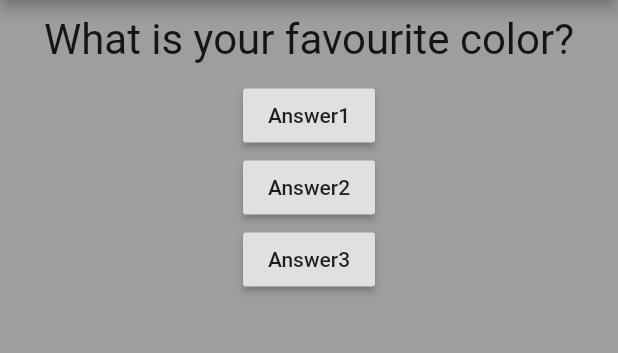
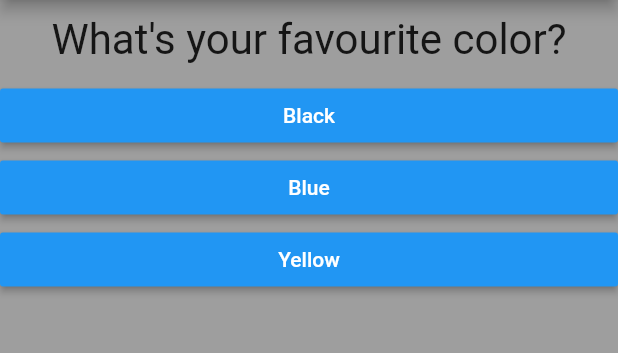
Before and after one commit to jedrzejkardach/quizz_app, a Flutter app: the screen it shows after launch, on a phone screen of 412 x 824 dp, the part 84-437 px from its top. Run offline on Flutter 3.47's test engine with Material 2 defaults, Android fonts, the phone set to English and light mode, and no system bars.

```diff
--- /dev/null
+++ b/lib/answer.dart
@@ -0,0 +1,21 @@
+import 'package:flutter/material.dart';
+
+class Answer extends StatelessWidget {
+  final Function selectHandler;
+  final String answerText;
+
+  Answer(this.selectHandler, this.answerText);
+
+  @override
+  Widget build(BuildContext context) {
+    return Container(
+      width: double.infinity,
+      child: RaisedButton(
+        child: Text(answerText),
+        textColor: Colors.white,
+        onPressed: selectHandler,
+        color: Colors.blue,
+      ),
+    );
+  }
+}
--- a/lib/main.dart
+++ b/lib/main.dart
@@ -1,6 +1,7 @@
 import 'package:flutter/material.dart';
 
-import './question.dart';
+import 'quiz.dart';
+import 'result.dart';
 
 void main() {
   runApp(MyApp());
@@ -16,8 +17,28 @@ class MyApp extends StatefulWidget {
 class _MyAppState extends State {
   var _questionIndex = 0;
 
+  final _questions = const [
+    {
+      'questionText': 'What\'s your favourite color?',
+      'answers': ['Black', 'Blue', 'Yellow']
+    },
+    {
+      'questionText': 'What\'s your favourite animal?',
+      'answers': ['Horse', 'Rabbit', 'Dog']
+    },
+    {
+      'questionText': 'What\'s your favourite car?',
+      'answers': ['Hyundai', 'Skoda', 'Dacia', 'Mercedes']
+    },
+  ];
+
   void _questionAnswered() {
     setState(() {
+      if (_questions.length < _questionIndex) {
+        print('we have no more questions');
+      } else {
+        print('next question');
+      }
       _questionIndex = _questionIndex + 1;
     });
     print(_questionIndex);
@@ -25,10 +46,6 @@ class _MyAppState extends State {
 
   @override
   Widget build(BuildContext context) {
-    var questions = [
-      'What is your favourite color?',
-      'What is your favourite animal?'
-    ];
     return MaterialApp(
       home: Scaffold(
         appBar: AppBar(
@@ -36,23 +53,12 @@ class _MyAppState extends State {
           title: Text('My title'),
         ),
         backgroundColor: Colors.grey,
-        body: Column(
-          children: [
-            Question(questions[_questionIndex % questions.length]),
-            RaisedButton(
-              child: Text('Answer1'),
-              onPressed: _questionAnswered,
-            ),
-            RaisedButton(
-              child: Text('Answer2'),
-              onPressed: _questionAnswered,
-            ),
-            RaisedButton(
-              child: Text('Answer3'),
-              onPressed: _questionAnswered,
-            ),
-          ],
-        ),
+        body: _questionIndex < _questions.length
+            ? Quiz(
+                answerQuestion: _questionAnswered,
+                questions: _questions,
+                questionIndex: _questionIndex)
+            : Result(),
       ),
     );
   }
--- /dev/null
+++ b/lib/quiz.dart
@@ -0,0 +1,28 @@
+import 'package:flutter/material.dart';
+import 'answer.dart';
+import 'question.dart';
+
+class Quiz extends StatelessWidget {
+  final Function answerQuestion;
+  final List<Map<String, Object>> questions;
+  final int questionIndex;
+
+  Quiz(
+      {@required this.answerQuestion,
+      @required this.questions,
+      @required this.questionIndex});
+
+  @override
+  Widget build(BuildContext context) {
+    return Column(
+      children: [
+        Question(questions[questionIndex % questions.length]['questionText']),
+        ...(questions[questionIndex % questions.length]['answers']
+                as List<String>)
+            .map((answer) {
+          return Answer(answerQuestion, answer);
+        }).toList()
+      ],
+    );
+  }
+}
--- /dev/null
+++ b/lib/result.dart
@@ -0,0 +1,10 @@
+import 'package:flutter/material.dart';
+
+class Result extends StatelessWidget {
+  @override
+  Widget build(BuildContext context) {
+    return Center(
+      child: Text('finished'),
+    );
+  }
+}
```
